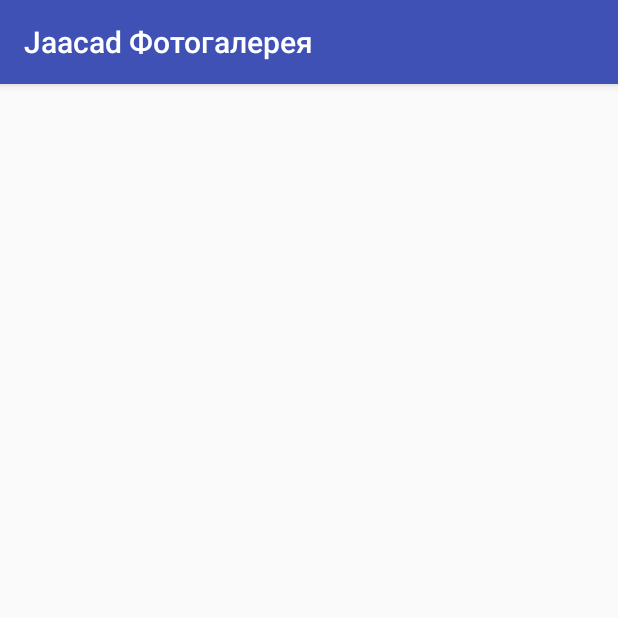
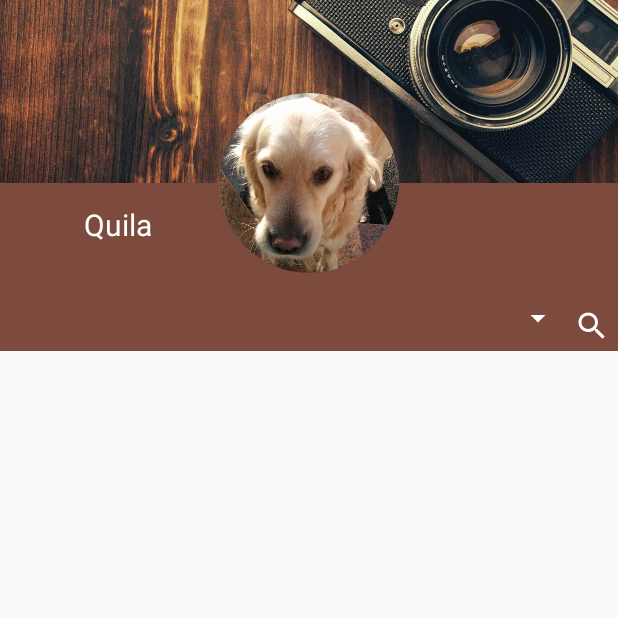
Before and after one commit to zavijavasoft/jaacad, an Android app: the screen it shows after launch (GalleryActivity), on a phone screen of 412 x 824 dp, the top half of it. Run offline under Robolectric (Android 15) with nearby library versions, the phone set to English and light mode, and no system bars; our stand-ins replace CircleImageView; 2 statements that could not run were skipped.

Commit message:
Разработка интерфейса главной активити на основе примера про собаку Quila

```diff
--- a/app/src/main/AndroidManifest.xml
+++ b/app/src/main/AndroidManifest.xml
@@ -19,7 +19,8 @@
                 <category android:name="android.intent.category.LAUNCHER" />
             </intent-filter>
         </activity>
-        <activity android:name=".NoInternetActivity" />
+        <activity android:name=".NoInternetActivity"
+            android:theme="@style/AppTheme" />
         <activity
             android:name=".ImageActivity"
             android:configChanges="keyboardHidden|screenSize"
--- /dev/null
+++ b/app/src/main/res/drawable/ic_search_24px.xml
@@ -0,0 +1,9 @@
+<vector xmlns:android="http://schemas.android.com/apk/res/android"
+    android:width="24dp"
+    android:height="24dp"
+    android:viewportWidth="24"
+    android:viewportHeight="24">
+  <path
+      android:fillColor="#ffffffff"
+      android:pathData="M15.5,14h-0.79l-0.28,-0.27C15.41,12.59 16,11.11 16,9.5 16,5.91 13.09,3 9.5,3S3,5.91 3,9.5 5.91,16 9.5,16c1.61,0 3.09,-0.59 4.23,-1.57l0.27,0.28v0.79l5,4.99L20.49,19l-4.99,-5zM9.5,14C7.01,14 5,11.99 5,9.5S7.01,5 9.5,5 14,7.01 14,9.5 11.99,14 9.5,14z"/>
+</vector>
--- a/app/src/main/res/layout/activity_gallery.xml
+++ b/app/src/main/res/layout/activity_gallery.xml
@@ -1,16 +1,129 @@
 <?xml version="1.0" encoding="utf-8"?>
 <android.support.design.widget.CoordinatorLayout xmlns:android="http://schemas.android.com/apk/res/android"
-    android:id="@+id/vlay_main_gallery"
+    xmlns:app="http://schemas.android.com/apk/res-auto"
+    android:id="@+id/coorlay_main_gallery"
     android:layout_width="match_parent"
     android:layout_height="match_parent"
     android:orientation="vertical">
 
- <LinearLayout
-     android:id="@+id/gallery_container"
-     android:orientation="vertical"
-     android:layout_width="match_parent"
-     android:layout_height="match_parent">
+    <android.support.design.widget.AppBarLayout
+        android:id="@+id/main.appbar"
+        android:layout_width="match_parent"
+        android:layout_height="150dp"
+        android:fitsSystemWindows="true"
+        android:theme="@style/ThemeOverlay.AppCompat.Dark.ActionBar">
 
- </LinearLayout>
+        <android.support.design.widget.CollapsingToolbarLayout
+            android:id="@+id/main.collapsing"
+            android:layout_width="match_parent"
+            android:layout_height="match_parent"
+            android:fitsSystemWindows="true"
+            app:contentScrim="@color/cardview_dark_background"
+            app:expandedTitleMarginEnd="64dp"
+            app:expandedTitleMarginStart="48dp"
+            app:layout_scrollFlags="scroll|exitUntilCollapsed|snap">
+
+            <ImageView
+                android:id="@+id/main.backdrop"
+                android:layout_width="match_parent"
+                android:layout_height="150dp"
+                android:fitsSystemWindows="true"
+                android:scaleType="centerCrop"
+                android:src="@drawable/jaacad_header_bg"
+                app:layout_collapseMode="parallax" />
+
+
+        </android.support.design.widget.CollapsingToolbarLayout>
+    </android.support.design.widget.AppBarLayout>
+
+    <LinearLayout
+        app:layout_behavior="@string/appbar_scrolling_view_behavior"
+        android:id="@+id/gallery_container"
+
+        android:layout_width="match_parent"
+        android:layout_height="match_parent"
+
+        android:orientation="vertical">
+        <LinearLayout
+            android:orientation="horizontal"
+            android:background="@color/primary"
+            android:layout_width="match_parent"
+            android:layout_height="wrap_content">
+            <android.support.v7.widget.AppCompatSpinner
+                android:layout_marginTop="50dp"
+                android:layout_marginLeft="5dp"
+                android:layout_marginBottom="10dp"
+                app:backgroundTint="#ffffffff"
+                android:id="@+id/query_spinner"
+                android:textSize="20sp"
+                android:layout_height="wrap_content"
+                android:layout_weight="1"
+                android:layout_width="wrap_content">
+
+            </android.support.v7.widget.AppCompatSpinner>
+            <ImageButton
+                android:id="@+id/make_query_button"
+                android:background="@color/primary"
+                android:src="@drawable/ic_search_24px"
+                android:layout_marginTop="50dp"
+                android:paddingTop="5dp"
+                android:layout_marginRight="5dp"
+                android:layout_width="wrap_content"
+                android:layout_height="wrap_content" />
+        </LinearLayout>
+
+    </LinearLayout>
+
+    <android.support.v7.widget.Toolbar
+        android:id="@+id/main.toolbar"
+        android:layout_width="match_parent"
+        android:layout_height="?android:attr/actionBarSize"
+        android:background="@color/colorPrimary"
+        app:layout_anchor="@id/gallery_container"
+        app:theme="@style/ThemeOverlay.AppCompat.Dark"
+        app:title=""
+        >
+
+        <LinearLayout
+            android:layout_width="wrap_content"
+            android:layout_height="match_parent"
+            android:orientation="horizontal"
+            >
+
+            <Space
+                android:layout_width="32dp"
+                android:layout_height="32dp"
+                />
+
+            <TextView
+                android:id="@+id/main.textview.title"
+                android:layout_width="wrap_content"
+                android:layout_height="match_parent"
+                android:layout_marginLeft="8dp"
+                android:gravity="center_vertical"
+                android:text="Quila"
+                android:textColor="@android:color/white"
+                android:textSize="20sp"
+                />
+
+        </LinearLayout>
+    </android.support.v7.widget.Toolbar>
+
+    <de.hdodenhof.circleimageview.CircleImageView
+        android:id="@+id/circle_avatar_view"
+        android:layout_width="120dp"
+        android:layout_height="120dp"
+        android:layout_gravity="center_horizontal"
+        android:src="@drawable/quila"
+        app:border_color="@android:color/white"
+        app:border_width="2dp"
+        app:finalHeight="@dimen/image_final_width"
+        app:finalYPosition="2dp"
+        app:layout_behavior="com.zavijavasoft.jaacad.AvatarImageBehavior"
+        app:startHeight="2dp"
+        app:startToolbarPosition="2dp"
+        app:startXPosition="2dp"
+        />
+
 
 </android.support.design.widget.CoordinatorLayout>
--- a/app/src/main/res/values/colors.xml
+++ b/app/src/main/res/values/colors.xml
@@ -1,7 +1,7 @@
 <?xml version="1.0" encoding="utf-8"?>
 <resources>
-    <color name="colorPrimary">#3F51B5</color>
-    <color name="colorPrimaryDark">#303F9F</color>
+    <color name="colorPrimary">#7C4B3D</color>
+    <color name="colorPrimaryDark">#523934</color>
     <color name="colorAccent">#FF4081</color>
 
     <color name="black_overlay">#66000000</color>
--- /dev/null
+++ b/app/src/main/res/values/resources.xml
@@ -0,0 +1,23 @@
+<?xml version="1.0" encoding="utf-8"?>
+<resources>
+
+
+
+    <!-- colors -->
+    <color name="primary">@color/colorPrimary</color>
+    <color name="primaryDark">@color/colorPrimaryDark</color>
+
+
+    <!-- dimensions -->
+    <dimen name="image_width">120dp</dimen>
+    <dimen name="image_final_width">32dp</dimen>
+    <dimen name="spacing_normal">16dp</dimen>
+
+     <!-- strings -->
+
+    <string name="quila_name">Quila</string>
+    <string name="quila_tagline">I love bones and slippers</string>
+    <string name="quila_name2">Quila!</string>
+
+
+</resources>
--- a/app/src/main/res/values/styles.xml
+++ b/app/src/main/res/values/styles.xml
@@ -1,7 +1,7 @@
 <resources>
 
     <!-- Base application theme. -->
-    <style name="AppTheme" parent="Theme.AppCompat.Light.DarkActionBar">
+    <style name="AppTheme" parent="Theme.AppCompat.Light.NoActionBar">
         <!-- Customize your theme here. -->
         <item name="colorPrimary">@color/colorPrimary</item>
         <item name="colorPrimaryDark">@color/colorPrimaryDark</item>
```
Also changed, not shown: app/src/main/res/layout/spinner_row.xml (added, +24 -0 lines), app/src/main/res/menu/menu_main.xml (added, +16 -0 lines), app/src/main/res/values/attrs.xml (+9 -1 lines), app/src/main/res/values/strings.xml (+15 -0 lines), app/src/main/res/drawable/jaacad_header_bg.jpg (added), app/src/main/res/drawable/quila.png (added).
